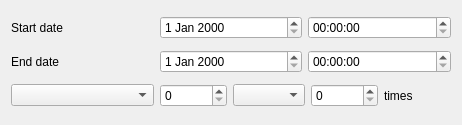
FreeHealth/freehealth, file plugins/alertplugin/alertitemtimingeditorwidget.ui: the form before one commit.
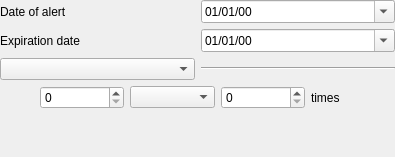
The form after the commit.

Patch:
```diff
--- a/plugins/alertplugin/alertitemtimingeditorwidget.ui
+++ b/plugins/alertplugin/alertitemtimingeditorwidget.ui
@@ -6,59 +6,108 @@
    <rect>
     <x>0</x>
     <y>0</y>
-    <width>462</width>
-    <height>125</height>
+    <width>395</width>
+    <height>157</height>
    </rect>
   </property>
   <property name="windowTitle">
    <string>Form</string>
   </property>
   <layout class="QGridLayout" name="gridLayout">
+   <property name="margin">
+    <number>0</number>
+   </property>
    <item row="0" column="0">
     <widget class="QLabel" name="startLabel">
      <property name="text">
-      <string>Start date</string>
+      <string>Date of alert</string>
      </property>
-    </widget>
-   </item>
-   <item row="0" column="1">
-    <widget class="QDateEdit" name="startDate"/>
-   </item>
-   <item row="0" column="2">
-    <widget class="QTimeEdit" name="startTime">
-     <property name="sizePolicy">
-      <sizepolicy hsizetype="Minimum" vsizetype="Minimum">
-       <horstretch>0</horstretch>
-       <verstretch>0</verstretch>
-      </sizepolicy>
-     </property>
-    </widget>
-   </item>
-   <item row="1" column="0">
-    <widget class="QLabel" name="endLabel">
-     <property name="text">
-      <string>End date</string>
-     </property>
-    </widget>
-   </item>
-   <item row="1" column="1">
-    <widget class="QDateEdit" name="endDate"/>
-   </item>
-   <item row="1" column="2">
-    <widget class="QTimeEdit" name="endTime">
-     <property name="sizePolicy">
-      <sizepolicy hsizetype="Minimum" vsizetype="Minimum">
-       <horstretch>0</horstretch>
-       <verstretch>0</verstretch>
-      </sizepolicy>
+     <property name="alignment">
+      <set>Qt::AlignLeading|Qt::AlignLeft|Qt::AlignVCenter</set>
      </property>
     </widget>
    </item>
    <item row="2" column="0">
-    <widget class="QComboBox" name="cycleCombo"/>
+    <widget class="QLabel" name="endLabel">
+     <property name="text">
+      <string>Expiration date</string>
+     </property>
+     <property name="alignment">
+      <set>Qt::AlignLeading|Qt::AlignLeft|Qt::AlignVCenter</set>
+     </property>
+    </widget>
    </item>
-   <item row="2" column="1" colspan="2">
+   <item row="2" column="1">
+    <widget class="QDateEdit" name="endDate">
+     <property name="accelerated">
+      <bool>true</bool>
+     </property>
+     <property name="displayFormat">
+      <string notr="true">dd/MM/yy</string>
+     </property>
+     <property name="calendarPopup">
+      <bool>true</bool>
+     </property>
+    </widget>
+   </item>
+   <item row="0" column="1">
+    <widget class="QDateEdit" name="startDate">
+     <property name="accelerated">
+      <bool>true</bool>
+     </property>
+     <property name="displayFormat">
+      <string notr="true">dd/MM/yy</string>
+     </property>
+     <property name="calendarPopup">
+      <bool>true</bool>
+     </property>
+    </widget>
+   </item>
+   <item row="5" column="0">
+    <spacer name="verticalSpacer">
+     <property name="orientation">
+      <enum>Qt::Vertical</enum>
+     </property>
+     <property name="sizeHint" stdset="0">
+      <size>
+       <width>20</width>
+       <height>40</height>
+      </size>
+     </property>
+    </spacer>
+   </item>
+   <item row="3" column="0" colspan="2">
+    <layout class="QHBoxLayout" name="horizontalLayout_3">
+     <item>
+      <widget class="QComboBox" name="cycleCombo"/>
+     </item>
+     <item>
+      <widget class="Line" name="line">
+       <property name="orientation">
+        <enum>Qt::Horizontal</enum>
+       </property>
+      </widget>
+     </item>
+    </layout>
+   </item>
+   <item row="4" column="0" colspan="2">
     <layout class="QHBoxLayout" name="horizontalLayout">
+     <item>
+      <spacer name="horizontalSpacer">
+       <property name="orientation">
+        <enum>Qt::Horizontal</enum>
+       </property>
+       <property name="sizeType">
+        <enum>QSizePolicy::Fixed</enum>
+       </property>
+       <property name="sizeHint" stdset="0">
+        <size>
+         <width>40</width>
+         <height>20</height>
+        </size>
+       </property>
+      </spacer>
+     </item>
      <item>
       <widget class="QSpinBox" name="cycleDelayNumber"/>
      </item>
```
